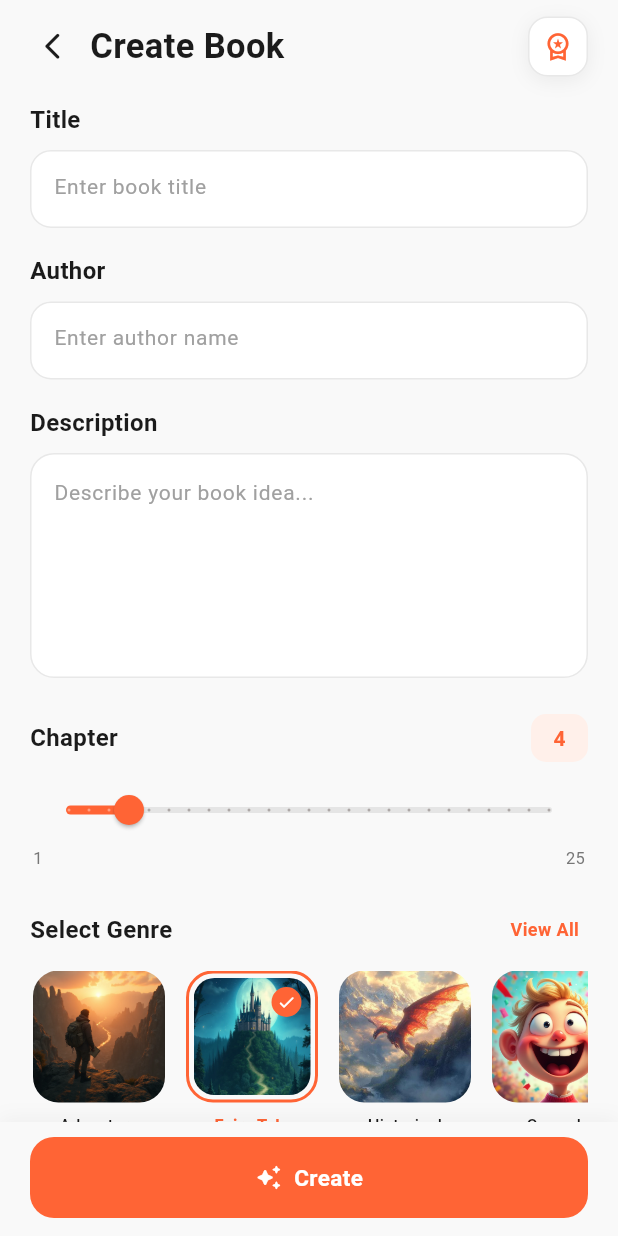
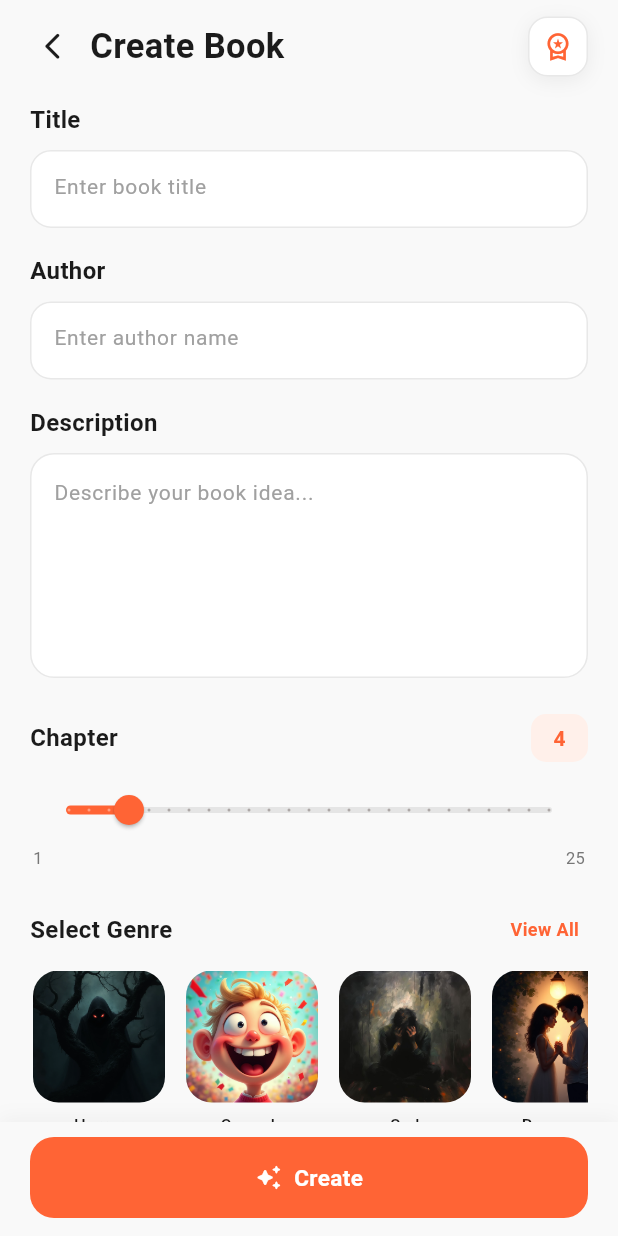
Before and after one commit to Hejazapps/NovelAIAndroid, a Flutter app: the BookScreen screen opened directly, on a phone screen of 412 x 824 dp. Run offline on Flutter 3.47's test engine with Material 3 defaults, Android fonts, the phone set to English and light mode, and no system bars; our stand-ins replace share_plus, shared_preferences; accounts and stored records are empty.

Commit message:
updarte ui

```diff
--- a/lib/screens/book_screen.dart
+++ b/lib/screens/book_screen.dart
@@ -22,74 +22,31 @@
   final ScrollController _genreScrollController = ScrollController();
 
   final List<BookGenre> genres = const [
-    BookGenre(
-      name: 'Adventure',
-      image: 'assets/genres/adventure.png',
-    ),
-    BookGenre(
-      name: 'Fairy Tale',
-      image: 'assets/genres/fairy_tale.png',
-    ),
-    BookGenre(
-      name: 'Historical',
-      image: 'assets/genres/historical.png',
-    ),
-    BookGenre(
-      name: 'Comedy',
-      image: 'assets/genres/comedy.png',
-    ),
-    BookGenre(
-      name: 'Sad',
-      image: 'assets/genres/sad.png',
-    ),
-    BookGenre(
-      name: 'Non-Fiction',
-      image: 'assets/genres/non_fiction.png',
-    ),
-    BookGenre(
-      name: 'Drama',
-      image: 'assets/genres/drama.png',
-    ),
-    BookGenre(
-      name: 'Fantasy',
-      image: 'assets/genres/fantasy.png',
-    ),
-    BookGenre(
-      name: 'Mystery',
-      image: 'assets/genres/mystery.png',
-    ),
-    BookGenre(
-      name: 'Thriller',
-      image: 'assets/genres/thriller.png',
-    ),
-    BookGenre(
-      name: 'Horror',
-      image: 'assets/genres/horror.png',
-    ),
-    BookGenre(
-      name: 'Science Fiction',
-      image: 'assets/genres/science_fiction.png',
-    ),
-    BookGenre(
-      name: 'Romance',
-      image: 'assets/genres/romance.png',
-    ),
-    BookGenre(
-      name: 'Mythology',
-      image: 'assets/genres/mythology.png',
-    ),
-    BookGenre(
-      name: 'Superhero',
-      image: 'assets/genres/superhero.png',
-    ),
-    BookGenre(
-      name: 'Historical Fiction',
-      image: 'assets/genres/historical_fiction.png',
-    ),
-    BookGenre(
-      name: 'Crime',
-      image: 'assets/genres/crime.png',
-    ),
+    BookGenre(name: 'Horror', image: 'assets/genres/horror.png'),
+    BookGenre(name: 'Comedy', image: 'assets/genres/comedy.png'),
+    BookGenre(name: 'Sad', image: 'assets/genres/sad.png'),
+    BookGenre(name: 'Romance', image: 'assets/genres/romance.png'),
+    BookGenre(name: 'Adventure', image: 'assets/genres/adventure.png'),
+    BookGenre(name: 'Fantasy', image: 'assets/genres/fantasy.png'),
+    BookGenre(name: 'Mystery', image: 'assets/genres/mystery.png'),
+    BookGenre(name: 'Thriller', image: 'assets/genres/thriller.png'),
+    BookGenre(name: 'Drama', image: 'assets/genres/drama.png'),
+    BookGenre(name: 'Crime', image: 'assets/genres/crime.png'),
+    BookGenre(name: 'Science Fiction', image: 'assets/genres/science_fiction.png'),
+    BookGenre(name: 'Mythology', image: 'assets/genres/mythology.png'),
+    BookGenre(name: 'Superhero', image: 'assets/genres/superhero.png'),
+    BookGenre(name: 'Fairy Tale', image: 'assets/genres/fairy_tale.png'),
+    BookGenre(name: 'Historical', image: 'assets/genres/historical.png'),
+    BookGenre(name: 'Historical Fiction', image: 'assets/genres/historical_fiction.png'),
+    BookGenre(name: 'Non-Fiction', image: 'assets/genres/non_fiction.png'),
+    BookGenre(name: 'Detective', image: 'assets/genres/detective.png'),
+    BookGenre(name: 'Young Adult', image: 'assets/genres/young_adult.png'),
+    BookGenre(name: 'Dystopian', image: 'assets/genres/dystopian.png'),
+    BookGenre(name: 'Time Travel', image: 'assets/genres/time_travel.png'),
+    BookGenre(name: 'Dark Fantasy', image: 'assets/genres/dark_fantasy.png'),
+    BookGenre(name: 'Cyberpunk', image: 'assets/genres/cyberpunk.png'),
+    BookGenre(name: 'Post-Apocalyptic', image: 'assets/genres/post_apocalyptic.png'),
+    BookGenre(name: 'Spy', image: 'assets/genres/spy.png'),
   ];
 
   final List<String> languages = const [
```
Also changed, not shown: lib/screens/screenplay_screen.dart (+25 -68 lines).
